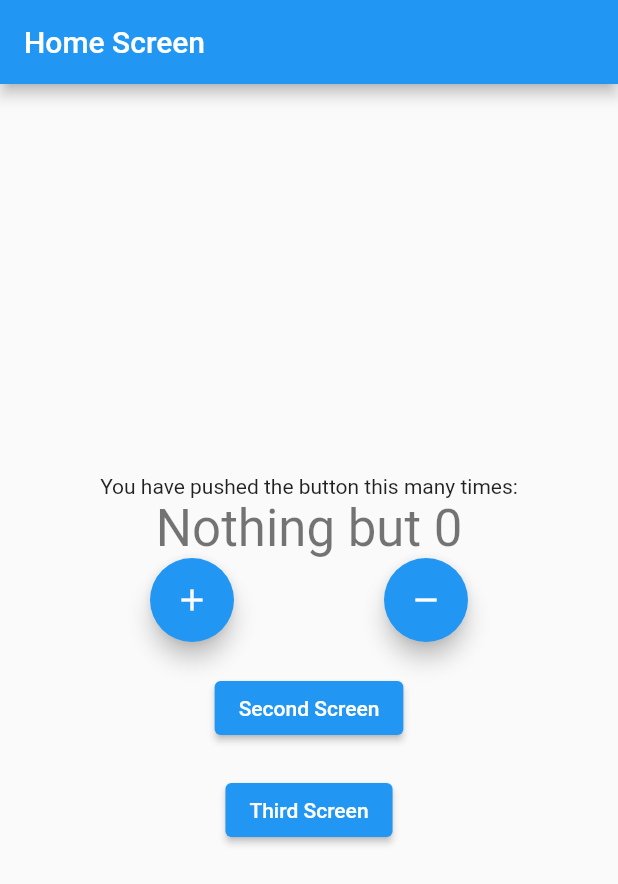
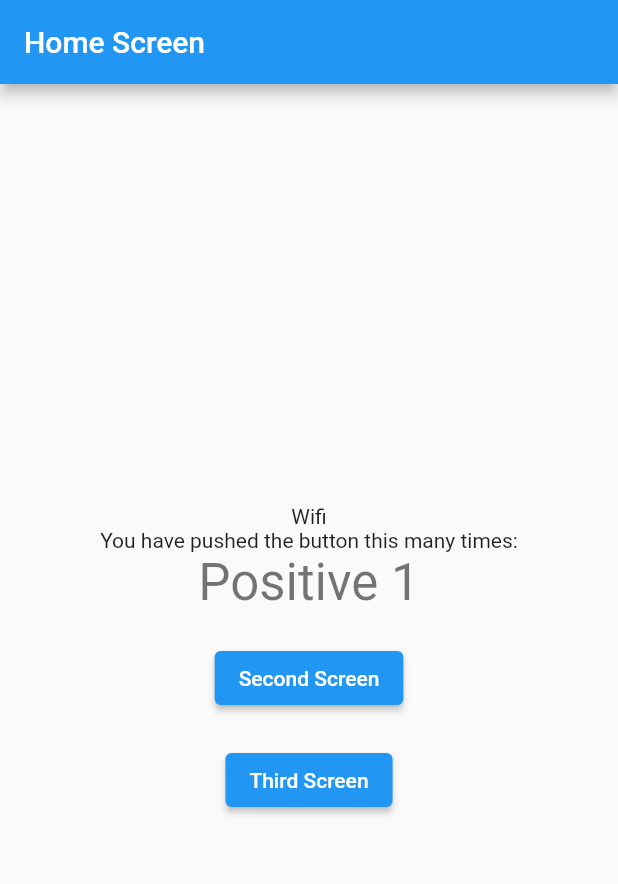
Before and after one commit to Towfiq-Roni/cubit_trial, a Flutter app: the screen it shows after launch, on a phone screen of 412 x 824 dp. Shown: the top 884 px of the screen. Run offline on Flutter 3.47's test engine with Material 2 defaults, Android fonts, the phone set to English and light mode, and no system bars; our stand-ins replace bloc, connectivity_plus, equatable, flutter_bloc, fluttertoast.

Commit message:
solve listen issue on counter_cubit

```diff
--- a/lib/bloc/cubit/counter_cubit.dart
+++ b/lib/bloc/cubit/counter_cubit.dart
@@ -1,11 +1,43 @@
+import 'dart:async';
+
 import 'package:bloc/bloc.dart';
 import 'package:bloc_trial/bloc/cubit/counter_state.dart';
+import 'package:bloc_trial/bloc/cubit/internet_cubit.dart';
+import 'package:bloc_trial/bloc/cubit/internet_state.dart';
+import 'package:bloc_trial/constants/enums.dart';
 import 'package:flutter_bloc/flutter_bloc.dart';
 
 class CounterCubit extends Cubit<CounterState>{
-  CounterCubit(): super(CounterState(counterValue: 0));
 
-  void increment() => emit(CounterState(counterValue: (state.counterValue + 1), wasIncremented: true));
+  final InternetCubit internetCubit;
+  StreamSubscription<InternetState>? internetStreamSubscription;
 
-  void decrement() => emit(CounterState(counterValue: (state.counterValue - 1), wasIncremented: false));
+  CounterCubit({required this.internetCubit}):
+        super(const CounterState(counterValue: 0)){
+    monitorInternetCubit();
+  }
+    StreamSubscription<InternetState> monitorInternetCubit() {
+    return internetStreamSubscription = internetCubit.stream.listen((internetState){
+      if(internetState is InternetConnected &&
+          internetState.connectionType == ConnectionType.Wifi){
+        increment();
+      }
+      else if(internetState is InternetConnected &&
+          internetState.connectionType == ConnectionType.Mobile){
+        decrement();
+      }
+    });
+  }
+
+  void increment() => emit(CounterState(counterValue: (state.counterValue + 1),
+      wasIncremented: true));
+
+  void decrement() => emit(CounterState(counterValue: (state.counterValue - 1),
+      wasIncremented: false));
+
+  @override
+  Future<void> close(){
+    internetStreamSubscription!.cancel();
+    return super.close();
+  }
 }
--- /dev/null
+++ b/lib/bloc/cubit/internet_cubit.dart
@@ -0,0 +1,43 @@
+import 'dart:async';
+// import 'package:bloc/bloc.dart';
+import 'package:bloc_trial/bloc/cubit/internet_state.dart';
+import 'package:bloc_trial/constants/enums.dart';
+import 'package:connectivity_plus/connectivity_plus.dart';
+import 'package:flutter_bloc/flutter_bloc.dart';
+
+class InternetCubit extends Cubit<InternetState> {
+
+  final Connectivity connectivity;
+  StreamSubscription<ConnectivityResult>? connectivityStreamSubscription;
+
+  InternetCubit({required this.connectivity})
+      : super(InternetLoading()) {
+    monitorInternetConnection();
+  }
+
+  StreamSubscription<ConnectivityResult> monitorInternetConnection() {
+    return connectivityStreamSubscription =
+        connectivity.onConnectivityChanged.listen((connectivityResult) {
+          if (connectivityResult == ConnectivityResult.wifi) {
+            emitInternetConnected(ConnectionType.Wifi);
+          }
+          else if (connectivityResult == ConnectivityResult.mobile) {
+            emitInternetConnected(ConnectionType.Mobile);
+          }
+          else if (connectivityResult == ConnectivityResult.none) {
+            emitInternetDisconnected();
+          }
+        });
+  }
+
+  void emitInternetConnected(ConnectionType connectionType) =>
+      emit(InternetConnected(connectionType: connectionType));
+
+  void emitInternetDisconnected() => emit(InternetDisconnected());
+
+  @override
+  Future<void> close(){
+    connectivityStreamSubscription!.cancel();
+    return super.close();
+  }
+}
--- /dev/null
+++ b/lib/bloc/cubit/internet_state.dart
@@ -0,0 +1,17 @@
+
+
+
+
+import 'package:bloc_trial/constants/enums.dart';
+
+abstract class InternetState{}
+
+class InternetLoading extends InternetState{}
+
+class InternetConnected extends InternetState{
+  final ConnectionType connectionType;
+
+  InternetConnected({required this.connectionType});
+}
+
+class InternetDisconnected extends InternetState{}
--- /dev/null
+++ b/lib/constants/enums.dart
@@ -0,0 +1,4 @@
+enum ConnectionType{
+  Wifi,
+  Mobile,
+}
--- a/lib/main.dart
+++ b/lib/main.dart
@@ -1,16 +1,21 @@
 import 'package:bloc_trial/bloc/cubit/counter_cubit.dart';
 import 'package:bloc_trial/bloc/cubit/counter_cubit.dart';
 import 'package:bloc_trial/bloc/cubit/counter_state.dart';
+import 'package:bloc_trial/bloc/cubit/internet_cubit.dart';
 import 'package:bloc_trial/router/app_router.dart';
 import 'package:bloc_trial/screens/home_screeen.dart';
 import 'package:bloc_trial/screens/second_screen.dart';
 import 'package:bloc_trial/screens/third_screen.dart';
+import 'package:connectivity_plus/connectivity_plus.dart';
 import 'package:flutter/material.dart';
 import 'package:flutter_bloc/flutter_bloc.dart';
 import 'package:fluttertoast/fluttertoast.dart';
 
 void main() {
-  runApp(MyApp());
+  runApp(MyApp(
+    appRouter: AppRouter(),
+    connectivity: Connectivity(),
+  ));
 }
 
 // class MyApp extends StatefulWidget {
@@ -29,9 +34,10 @@ void main() {
 
 
 class MyApp extends StatelessWidget {
-  MyApp({super.key});
+  const MyApp({super.key, required this.appRouter, required this.connectivity});
   // final CounterCubit _counterCubit = CounterCubit();
-  final AppRouter _appRouter = AppRouter();
+  final AppRouter appRouter;
+  final Connectivity connectivity;
 
 //   @override
 //   void dispose(){
@@ -43,11 +49,20 @@ class MyApp extends StatelessWidget {
   // This widget is the root of your application.
   @override
   Widget build(BuildContext context) {
-    return
+    return MultiBlocProvider(
+        providers: [
+      BlocProvider<InternetCubit>(
+      create: (context) => InternetCubit(
+          connectivity: connectivity,),
+          // connectivityStreamSubscription),
+    ),
       BlocProvider(
-      create: (context) => CounterCubit(),
-      child:
-      MaterialApp(
+          create: (context) => CounterCubit(internetCubit: context.watch<InternetCubit>()),
+              // internetStreamSubscription),
+              // internetStreamSubscription)
+      ),
+        ],
+      child: MaterialApp(
         title: 'Flutter Demo',
         theme: ThemeData(
           // This is the theme of your application.
@@ -61,7 +76,7 @@ class MyApp extends StatelessWidget {
           // is not restarted.
           primarySwatch: Colors.blue,
         ),
-        onGenerateRoute: _appRouter.onGenerateRoute,
+        onGenerateRoute: appRouter.onGenerateRoute,
         // routes: {
         //   '/': (context) => BlocProvider.value(
         //     value: _counterCubit,
@@ -85,7 +100,8 @@ class MyApp extends StatelessWidget {
         //     colors: Colors.cyan,
         //   ),
         // ),
-      ));
+        )
+      );
   }
 }
 
--- a/lib/screens/home_screeen.dart
+++ b/lib/screens/home_screeen.dart
@@ -1,5 +1,8 @@
 import 'package:bloc_trial/bloc/cubit/counter_cubit.dart';
 import 'package:bloc_trial/bloc/cubit/counter_state.dart';
+import 'package:bloc_trial/bloc/cubit/internet_cubit.dart';
+import 'package:bloc_trial/bloc/cubit/internet_state.dart';
+import 'package:bloc_trial/constants/enums.dart';
 import 'package:bloc_trial/screens/second_screen.dart';
 import 'package:bloc_trial/screens/third_screen.dart';
 import 'package:flutter/material.dart';
@@ -26,7 +29,7 @@ class HomeScreen extends StatefulWidget {
 }
 
 class _HomeScreenState extends State<HomeScreen> {
-  int _counter = 0;
+  // int _counter = 0;
 
   // void _incrementCounter() {
   //   setState(() {
@@ -73,6 +76,24 @@ class _HomeScreenState extends State<HomeScreen> {
           // horizontal).
           mainAxisAlignment: MainAxisAlignment.center,
           children: <Widget>[
+            BlocBuilder<InternetCubit, InternetState>(
+                builder: (context, state){
+              if (state is InternetConnected &&
+              state.connectionType == ConnectionType.Wifi) {
+                // emitInternetConnected(ConnectionType.Wifi);
+                return const Text('Wifi');
+              }
+              else if (state is InternetConnected &&
+                  state.connectionType == ConnectionType.Mobile) {
+                // emitInternetConnected(ConnectionType.Mobile);
+                return const Text('Mobile');
+              }
+              else if (state is InternetDisconnected) {
+                // emitInternetDisconnected();
+                return const Text('Disconnected');
+              }
+              return const CircularProgressIndicator();
+            }),
             const Text(
               'You have pushed the button this many times:',
             ),
@@ -114,29 +135,29 @@ class _HomeScreenState extends State<HomeScreen> {
                 }
               },
             ),
-            Row(
-              mainAxisAlignment: MainAxisAlignment.spaceEvenly,
-              // crossAxisAlignment: CrossAxisAlignment.center,
-              children: [
-                FloatingActionButton(
-                  heroTag: null,
-                  onPressed: () {
-                    BlocProvider.of<CounterCubit>(context).increment();
-                  },
-                  tooltip: 'Increment',
-                  child: const Icon(Icons.add),
-                ),
-                FloatingActionButton(
-                  heroTag: null,
-                  onPressed: () {
-                    BlocProvider.of<CounterCubit>(context).decrement();
-                  },
-                  tooltip: 'Decrement',
-                  child: const Icon(Icons.remove),
-                ),
-              ],
-            ),
-            SizedBox(
+            // Row(
+            //   mainAxisAlignment: MainAxisAlignment.spaceEvenly,
+            //   // crossAxisAlignment: CrossAxisAlignment.center,
+            //   children: [
+            //     FloatingActionButton(
+            //       heroTag: null,
+            //       onPressed: () {
+            //         BlocProvider.of<CounterCubit>(context).increment();
+            //       },
+            //       tooltip: 'Increment',
+            //       child: const Icon(Icons.add),
+            //     ),
+            //     FloatingActionButton(
+            //       heroTag: null,
+            //       onPressed: () {
+            //         BlocProvider.of<CounterCubit>(context).decrement();
+            //       },
+            //       tooltip: 'Decrement',
+            //       child: const Icon(Icons.remove),
+            //     ),
+            //   ],
+            // ),
+            const SizedBox(
               height: 20,
             ),
             ElevatedButton(
@@ -145,8 +166,8 @@ class _HomeScreenState extends State<HomeScreen> {
                     '/second'
                   );
                 },
-                child: Text('Second Screen')),
-            SizedBox(
+                child: const Text('Second Screen')),
+            const SizedBox(
               height: 20,
             ),
             ElevatedButton(
@@ -155,7 +176,7 @@ class _HomeScreenState extends State<HomeScreen> {
                     '/third'
                   );
                 },
-                child: Text('Third Screen')),
+                child: const Text('Third Screen')),
           ],
         )));
     // This trailing comma makes auto-formatting nicer for build methods.
--- a/pubspec.yaml
+++ b/pubspec.yaml
@@ -41,6 +41,7 @@ dependencies:
   fluttertoast: ^8.0.9
   equatable: ^2.0.5
   bloc_test: ^9.1.1
+  connectivity_plus: ^3.0.2
 
 dev_dependencies:
   flutter_test:
```
Also changed, not shown: pubspec.lock, 2 other files.
